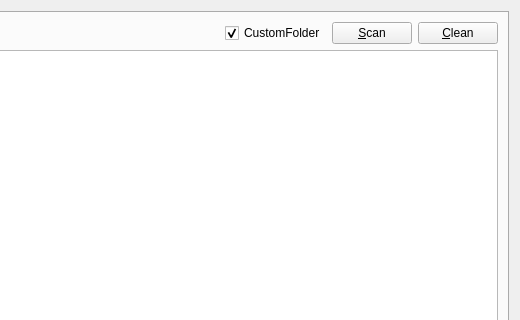
Before: the Qt Designer form src/OpenArk/ui/utilities.ui in BlackINT3/OpenArk, drawn with Qt 5; both pictures show x 400 to 920 and y 0 to 320 of the 920 by 682 pixel window.
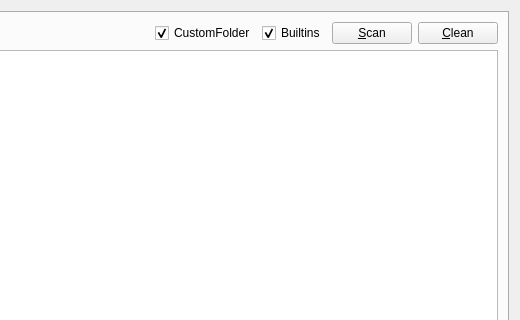
After: the same form once the commit is applied. The open tabs and pages were chosen to show the change. Icons and pictures are not drawn.

Commit message: Add clean builtin folder options and fix scan bug.

What changed in the file:
```diff
--- a/src/OpenArk/ui/utilities.ui
+++ b/src/OpenArk/ui/utilities.ui
@@ -96,6 +96,16 @@
            </property>
           </widget>
          </item>
+         <item>
+          <widget class="QCheckBox" name="builtinScanCheckBox">
+           <property name="text">
+            <string>Builtins</string>
+           </property>
+           <property name="checked">
+            <bool>true</bool>
+           </property>
+          </widget>
+         </item>
          <item>
           <widget class="QPushButton" name="scanBtn">
            <property name="text">
```
Left out of the diff: 4 changed lines with no effect on the pictures. The commit also changes 5 other files.
